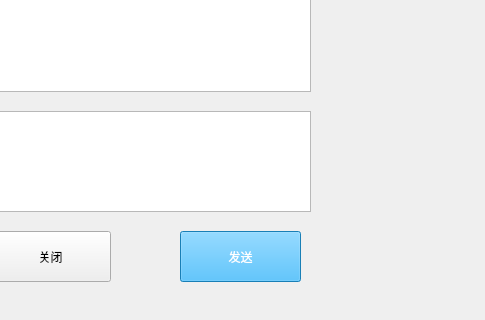
This is widgetchat.ui in monikashimamura/Test as Qt 5 draws it before an edit; both pictures show x 420 to 905 and y 209 to 529 of the 905 by 529 pixel window. The edited form follows.
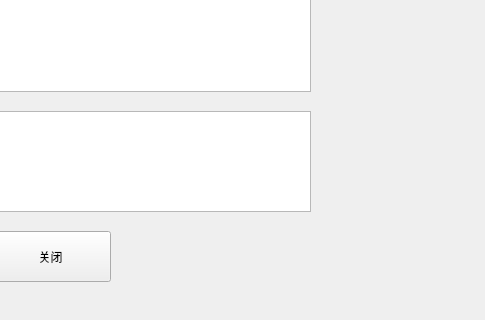
This is the edited form.

Patch:
```diff
--- a/widgetchat.ui
+++ b/widgetchat.ui
@@ -42,23 +42,6 @@
     <string>关闭</string>
    </property>
   </widget>
-  <widget class="QPushButton" name="pushButton_2">
-   <property name="geometry">
-    <rect>
-     <x>600</x>
-     <y>440</y>
-     <width>121</width>
-     <height>51</height>
-    </rect>
-   </property>
-   <property name="styleSheet">
-    <string notr="true">background-color: rgb(35, 178, 255);
-color: rgb(255, 255, 255);</string>
-   </property>
-   <property name="text">
-    <string>发送</string>
-   </property>
-  </widget>
   <widget class="QTextEdit" name="textEdit">
    <property name="geometry">
     <rect>
```
